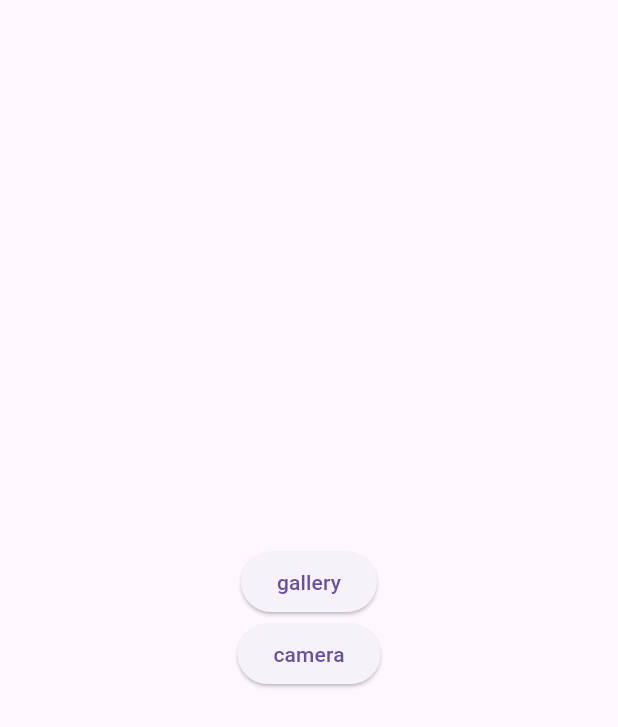
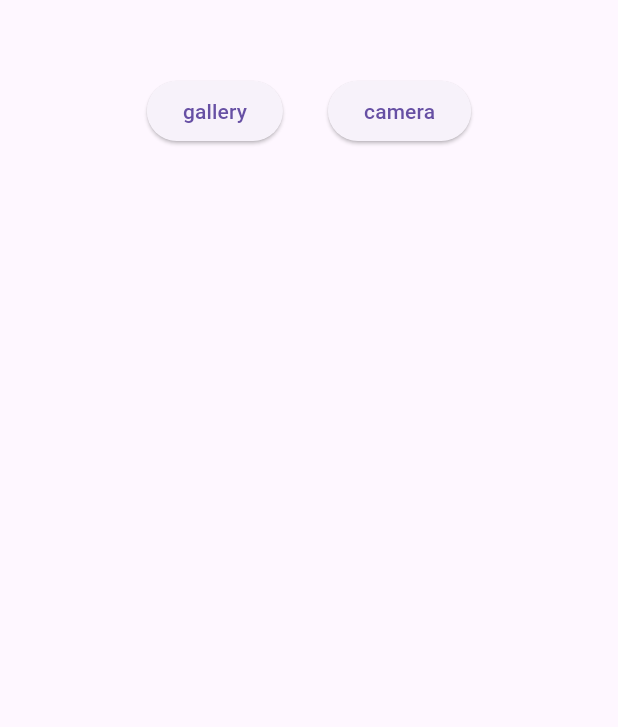
Before and after one commit to kdobi/CAL, a Flutter app: the screen it shows after launch, on a phone screen of 412 x 824 dp. Shown: the top 727 px of the screen. Run offline on Flutter 3.47's test engine with Material 3 defaults, Android fonts, the phone set to English and light mode, and no system bars; our stand-ins replace firebase_ai, firebase_auth, firebase_core, image_picker; accounts and stored records are empty.

Commit message:
chore : 코드 정리

```diff
--- a/lib/take_picture.dart
+++ b/lib/take_picture.dart
@@ -1,6 +1,22 @@
 import 'dart:io';
 import 'package:flutter/material.dart';
 import 'package:image_picker/image_picker.dart';
+
+import 'package:firebase_core/firebase_core.dart';
+import 'package:firebase_auth/firebase_auth.dart';
+import 'package:firebase_ai/firebase_ai.dart';
+
+// 제미나이 모델 생성 및 프롬포트
+class GeminiService {
+  static final GenerativeModel _model = FirebaseAI.googleAI().generativeModel(
+    model: 'gemini-2.5-flash',
+  );
+
+  static Future<String> generateText(String prompt) async {
+    final response = await _model.generateContent([Content.text(prompt)]);
+    return response.text ?? '';
+  }
+}
 
 class TakePicture extends StatefulWidget {
   const TakePicture({super.key});
@@ -39,19 +55,23 @@ class _TakePictureState extends State<TakePicture> {
   @override
   Widget build(BuildContext context) {
     return Scaffold(
-      body: Row(
-        mainAxisAlignment: MainAxisAlignment.center,
+      body: Column(
         children: [
-          Column(
+          SizedBox(height: 50),
+          // 카메라, 갤러리 선택버튼
+          Row(
             mainAxisAlignment: MainAxisAlignment.center,
             children: [
               ElevatedButton(
                 onPressed: getGalleryImage,
                 child: Text('gallery'),
               ),
+              SizedBox(width: 30),
               ElevatedButton(onPressed: getCameraImage, child: Text('camera')),
             ],
           ),
+
+          Container(),
         ],
       ),
     );
```
Also changed, not shown: lib/main.dart (+22 -21 lines), images/image.png.
